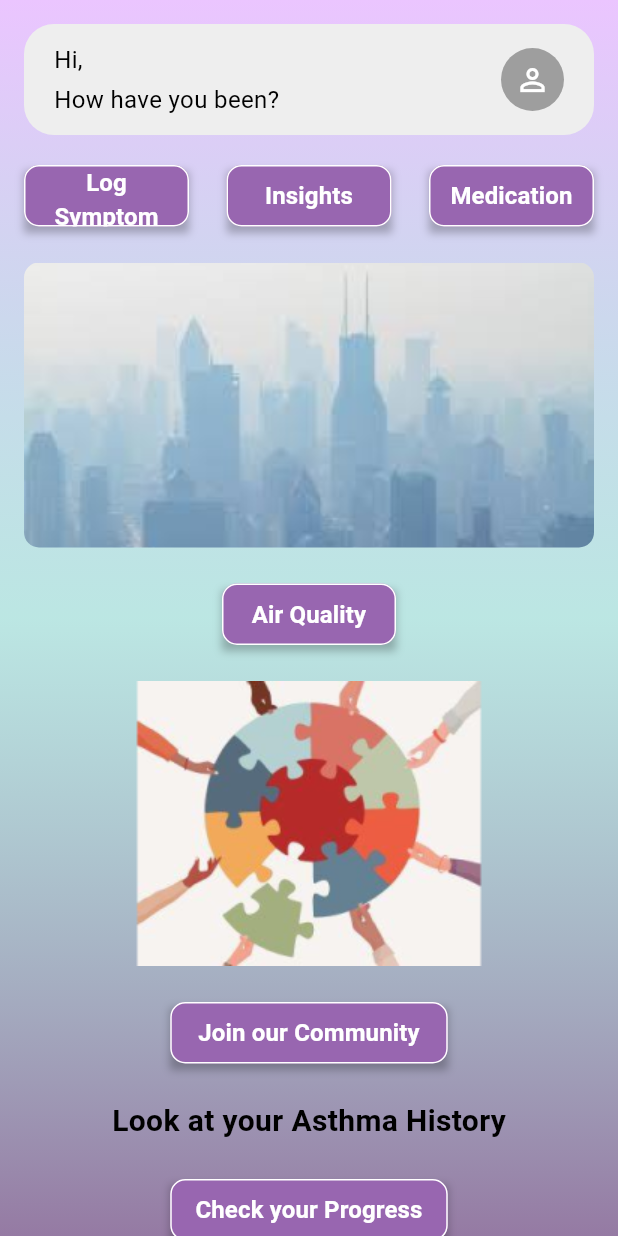
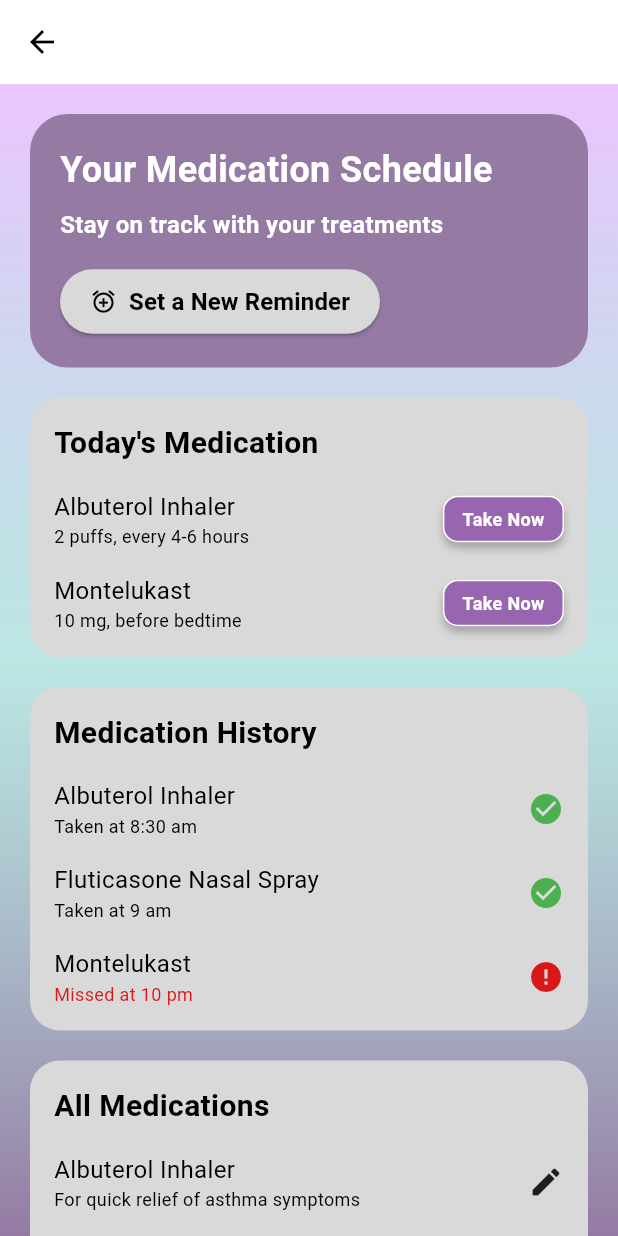
Before and after one commit to cpokala/AllerAlert, a Flutter app: the HomeScreen screen opened by its route, after a tap on "Medication", on a phone screen of 412 x 824 dp. Run offline on Flutter 3.47's test engine with Material 3 defaults, Android fonts, the phone set to English and light mode, and no system bars.

Commit message:
Added Medications Screen

```diff
--- a/lib/main.dart
+++ b/lib/main.dart
@@ -3,6 +3,7 @@ import 'screens/login_screen.dart';
 import 'screens/signup_screen.dart';
 import 'screens/home_screen.dart';
 import 'screens/log_symptoms_screen.dart';
+import 'screens/medications_screen.dart';
 
 void main() {
   runApp(const MyApp());
@@ -47,6 +48,7 @@ class MyApp extends StatelessWidget {
         '/signup': (context) => const SignupScreen(),
         '/home': (context) => const HomeScreen(),
         '/log-symptoms': (context) => const LogSymptomsScreen(),
+        '/medications': (context) => const MedicationsScreen(),
       },
       initialRoute: '/',
     );
--- a/lib/screens/home_screen.dart
+++ b/lib/screens/home_screen.dart
@@ -16,12 +16,65 @@ class HomeScreen extends StatelessWidget {
         ),
         child: SafeArea(
           child: SingleChildScrollView(
-            child: Padding(
             padding: const EdgeInsets.all(16.0),
             child: Column(
               children: [
                 // Greeting Card
-                  Container(
+                _buildGreetingCard(),
+
+                const SizedBox(height: 20),
+
+                // Action Buttons Row
+                _buildActionButtonsRow(context),
+
+                const SizedBox(height: 24),
+
+                // City Image
+                _buildImageContainer('assets/images/city_skyline.png'),
+
+                const SizedBox(height: 24),
+
+                // Air Quality Button
+                Center(child: _buildButton(context, 'Air Quality', width: 116)),
+
+                const SizedBox(height: 24),
+
+                // Community Image
+                _buildImageContainer('assets/images/community.png'),
+
+                const SizedBox(height: 24),
+
+                // Join Community Button
+                Center(child: _buildButton(context, 'Join our Community', width: 185)),
+
+                const SizedBox(height: 24),
+
+                // Asthma History Text
+                const Text(
+                  'Look at your Asthma History',
+                  style: TextStyle(
+                    fontSize: 20,
+                    fontWeight: FontWeight.w600,
+                    color: Colors.black,
+                  ),
+                ),
+
+                const SizedBox(height: 24),
+
+                // Progress Button
+                Center(child: _buildButton(context, 'Check your Progress', width: 185)),
+
+                const SizedBox(height: 24),
+              ],
+            ),
+          ),
+        ),
+      ),
+    );
+  }
+
+  Widget _buildGreetingCard() {
+    return Container(
       padding: const EdgeInsets.symmetric(horizontal: 20, vertical: 12),
       decoration: BoxDecoration(
         color: Colors.grey[200],
@@ -65,82 +118,33 @@ class HomeScreen extends StatelessWidget {
           ),
         ],
       ),
-                  ),
+    );
+  }
 
-                  const SizedBox(height: 20),
-
-                  // Action Buttons Row
-                  Row(
+  Widget _buildActionButtonsRow(BuildContext context) {
+    return Row(
       mainAxisAlignment: MainAxisAlignment.spaceBetween,
       children: [
-                      _buildActionButton(context, 'Log Symptom'),
-                      _buildActionButton(context, 'Insights'),
-                      _buildActionButton(context, 'Medication'),
+        _buildButton(context, 'Log Symptom'),
+        _buildButton(context, 'Insights'),
+        _buildButton(context, 'Medication'),
       ],
-                  ),
+    );
+  }
 
-                  const SizedBox(height: 24),
-
-                  // City Image
-                  ClipRRect(
+  Widget _buildImageContainer(String imagePath) {
+    return ClipRRect(
       borderRadius: BorderRadius.circular(10),
       child: Image.asset(
-                      'assets/images/city_skyline.png',
+        imagePath,
         width: double.infinity,
         height: 190,
         fit: BoxFit.cover,
       ),
-                  ),
-
-                  const SizedBox(height: 24),
-
-                  // Air Quality Button
-                  _buildActionButton(context, 'Air Quality', width: 116),
-
-                  const SizedBox(height: 24),
-
-                  // Community Image
-                  ClipRRect(
-                    borderRadius: BorderRadius.circular(10),
-                    child: Image.asset(
-                      'assets/images/community.png',
-                      width: double.infinity,
-                      height: 190,
-                      fit: BoxFit.contain,
-                    ),
-                  ),
-
-                  const SizedBox(height: 24),
-
-                  // Join Community Button
-                  _buildActionButton(context, 'Join our Community', width: 185),
-
-                  const SizedBox(height: 24),
-
-                  // Asthma History Text
-                  const Text(
-                    'Look at your Asthma History',
-                    style: TextStyle(
-                      fontSize: 20,
-                      fontWeight: FontWeight.w600,
-                      color: Colors.black,
-                    ),
-                  ),
-
-                  const SizedBox(height: 24),
-
-                  // Progress Button
-                  _buildActionButton(context, 'Check your Progress', width: 185),
-                ],
-              ),
-            ),
-          ),
-        ),
-      ),
     );
   }
 
-  Widget _buildActionButton(BuildContext context, String text, {double? width}) {
+  Widget _buildButton(BuildContext context, String text, {double? width}) {
     return Container(
       width: width ?? 110,
       height: 41,
@@ -157,6 +161,8 @@ class HomeScreen extends StatelessWidget {
         onPressed: () {
           if (text == 'Log Symptom') {
             Navigator.pushNamed(context, '/log-symptoms');
+          } else if (text == 'Medication') {
+            Navigator.pushNamed(context, '/medications');
           }
         },
         style: ElevatedButton.styleFrom(
--- /dev/null
+++ b/lib/screens/medications_screen.dart
@@ -0,0 +1,328 @@
+import 'package:flutter/material.dart';
+
+class MedicationsScreen extends StatelessWidget {
+  const MedicationsScreen({super.key});
+
+  @override
+  Widget build(BuildContext context) {
+    return Scaffold(
+      appBar: AppBar(
+        backgroundColor: Colors.transparent,
+        elevation: 0,
+        leading: IconButton(
+          icon: const Icon(Icons.arrow_back, color: Colors.black),
+          onPressed: () => Navigator.of(context).pop(),
+        ),
+      ),
+      body: Container(
+        decoration: const BoxDecoration(
+          gradient: LinearGradient(
+            begin: Alignment(0.00, -1.00),
+            end: Alignment(0, 1),
+            colors: [Color(0xFFEBC5FF), Color(0xAA9ADAD5), Color(0xFF957AA3)],
+          ),
+        ),
+        child: SingleChildScrollView(
+          child: Padding(
+            padding: const EdgeInsets.all(20.0),
+            child: Column(
+              crossAxisAlignment: CrossAxisAlignment.stretch,
+              children: [
+                // Medication Schedule Section
+                Container(
+                  padding: const EdgeInsets.all(20),
+                  decoration: BoxDecoration(
+                    color: const Color(0xFF957AA3),
+                    borderRadius: BorderRadius.circular(25),
+                  ),
+                  child: Column(
+                    crossAxisAlignment: CrossAxisAlignment.start,
+                    children: [
+                      const Text(
+                        'Your Medication Schedule',
+                        style: TextStyle(
+                          color: Colors.white,
+                          fontSize: 24,
+                          fontWeight: FontWeight.w700,
+                        ),
+                      ),
+                      const SizedBox(height: 8),
+                      const Text(
+                        'Stay on track with your treatments',
+                        style: TextStyle(
+                          color: Colors.white,
+                          fontSize: 16,
+                          fontWeight: FontWeight.w700,
+                        ),
+                      ),
+                      const SizedBox(height: 16),
+                      ElevatedButton.icon(
+                        icon: const Icon(Icons.alarm_add, color: Colors.black),
+                        label: const Text(
+                          'Set a New Reminder',
+                          style: TextStyle(
+                            color: Colors.black,
+                            fontSize: 16,
+                            fontWeight: FontWeight.w700,
+                          ),
+                        ),
+                        style: ElevatedButton.styleFrom(
+                          backgroundColor: const Color(0xFFD9D9D9),
+                          shape: RoundedRectangleBorder(
+                            borderRadius: BorderRadius.circular(50),
+                          ),
+                          padding: const EdgeInsets.symmetric(horizontal: 20, vertical: 10),
+                        ),
+                        onPressed: () {
+                          // TODO: Implement reminder setting
+                        },
+                      ),
+                    ],
+                  ),
+                ),
+
+                const SizedBox(height: 20),
+
+                // Today's Medication Section
+                _buildSection(
+                  "Today's Medication",
+                child: Column(
+                children: [
+                  _buildMedicationItem(
+                  'Albuterol Inhaler',
+                  '2 puffs, every 4-6 hours',
+                  showTakeNow: true,
+                ),
+                const SizedBox(height: 16),
+                _buildMedicationItem(
+                  'Montelukast',
+                  '10 mg, before bedtime',
+                  showTakeNow: true,
+                ),
+              ],
+            ),
+          ),
+
+          const SizedBox(height: 20),
+
+          // Medication History Section
+          _buildSection(
+            'Medication History',
+            child: Column(
+              children: [
+                _buildHistoryItem(
+                  'Albuterol Inhaler',
+                  'Taken at 8:30 am',
+                  true,
+                ),
+                const SizedBox(height: 16),
+                _buildHistoryItem(
+                  'Fluticasone Nasal Spray',
+                  'Taken at 9 am',
+                  true,
+                ),
+                const SizedBox(height: 16),
+                _buildHistoryItem(
+                  'Montelukast',
+                  'Missed at 10 pm',
+                  false,
+                ),
+              ],
+            ),
+          ),
+
+          const SizedBox(height: 20),
+
+          // All Medications Section
+          _buildSection(
+            'All Medications',
+            child: Column(
+              children: [
+                _buildAllMedicationsItem(
+                  'Albuterol Inhaler',
+                  'For quick relief of asthma symptoms',
+                ),
+                const SizedBox(height: 16),
+                _buildAllMedicationsItem(
+                  'Montelukast',
+                  'Daily for asthma control',
+                ),
+                const SizedBox(height: 16),
+                _buildAllMedicationsItem(
+                  'Fluticasone Nasal Spray',
+                  'For allergic rhinitis',
+                ),
+              ],
+            ),
+          ),
+
+          const SizedBox(height: 20),
+
+          // Add New Medication Button
+          ElevatedButton(
+            onPressed: () {
+              // TODO: Implement add medication
+            },
+            style: ElevatedButton.styleFrom(
+              backgroundColor: const Color(0xFF9866B0),
+              foregroundColor: Colors.white,
+              shape: RoundedRectangleBorder(
+                borderRadius: BorderRadius.circular(10),
+                side: const BorderSide(color: Colors.white),
+              ),
+              padding: const EdgeInsets.symmetric(vertical: 16),
+            ),
+            child: const Text(
+              '+ Add New Medication Here',
+              style: TextStyle(
+                fontSize: 20,
+                fontWeight: FontWeight.w600,
+              ),
+            ),
+          ),
+          ],
+        ),
+      ),
+    ),
+    ),
+    );
+  }
+
+  Widget _buildSection(String title, {required Widget child}) {
+    return Container(
+      padding: const EdgeInsets.all(16),
+      decoration: BoxDecoration(
+        color: const Color(0xFFD9D9D9),
+        borderRadius: BorderRadius.circular(20),
+      ),
+      child: Column(
+        crossAxisAlignment: CrossAxisAlignment.start,
+        children: [
+          Text(
+            title,
+            style: const TextStyle(
+              fontSize: 20,
+              fontWeight: FontWeight.w600,
+            ),
+          ),
+          const SizedBox(height: 16),
+          child,
+        ],
+      ),
+    );
+  }
+
+  Widget _buildMedicationItem(String name, String dosage, {bool showTakeNow = false}) {
+    return Row(
+      children: [
+        Expanded(
+          child: Column(
+            crossAxisAlignment: CrossAxisAlignment.start,
+            children: [
+              Text(
+                name,
+                style: const TextStyle(
+                  fontSize: 16,
+                  fontWeight: FontWeight.w400,
+                ),
+              ),
+              Text(
+                dosage,
+                style: const TextStyle(
+                  fontSize: 12,
+                  fontWeight: FontWeight.w400,
+                ),
+              ),
+            ],
+          ),
+        ),
+        if (showTakeNow)
+          Container(
+            padding: const EdgeInsets.symmetric(horizontal: 12, vertical: 6),
+            decoration: BoxDecoration(
+              color: const Color(0xFF9866B0),
+              borderRadius: BorderRadius.circular(10),
+              border: Border.all(color: Colors.white),
+              boxShadow: const [
+                BoxShadow(
+                  color: Color(0x3F000000),
+                  blurRadius: 4,
+                  offset: Offset(0, 4),
+                ),
+              ],
+            ),
+            child: const Text(
+              'Take Now',
+              style: TextStyle(
+                color: Colors.white,
+                fontSize: 12,
+                fontWeight: FontWeight.w600,
+              ),
+            ),
+          ),
+      ],
+    );
+  }
+
+  Widget _buildHistoryItem(String name, String time, bool taken) {
+    return Row(
+      children: [
+        Expanded(
+          child: Column(
+            crossAxisAlignment: CrossAxisAlignment.start,
+            children: [
+              Text(
+                name,
+                style: const TextStyle(
+                  fontSize: 16,
+                  fontWeight: FontWeight.w400,
+                ),
+              ),
+              Text(
+                time,
+                style: TextStyle(
+                  fontSize: 12,
+                  fontWeight: FontWeight.w400,
+                  color: taken ? Colors.black : const Color(0xFFD81717),
+                ),
+              ),
+            ],
+          ),
+        ),
+        Icon(
+          taken ? Icons.check_circle : Icons.error,
+          color: taken ? Colors.green : const Color(0xFFD81717),
+        ),
+      ],
+    );
+  }
+
+  Widget _buildAllMedicationsItem(String name, String description) {
+    return Row(
+      children: [
+        Expanded(
+          child: Column(
+            crossAxisAlignment: CrossAxisAlignment.start,
+            children: [
+              Text(
+                name,
+                style: const TextStyle(
+                  fontSize: 16,
+                  fontWeight: FontWeight.w400,
+                ),
+              ),
+              Text(
+                description,
+                style: const TextStyle(
+                  fontSize: 12,
+                  fontWeight: FontWeight.w400,
+                ),
+              ),
+            ],
+          ),
+        ),
+        const Icon(Icons.edit),
+      ],
+    );
+  }
+}
```
Lines whose indentation alone changed are shown as unchanged.
